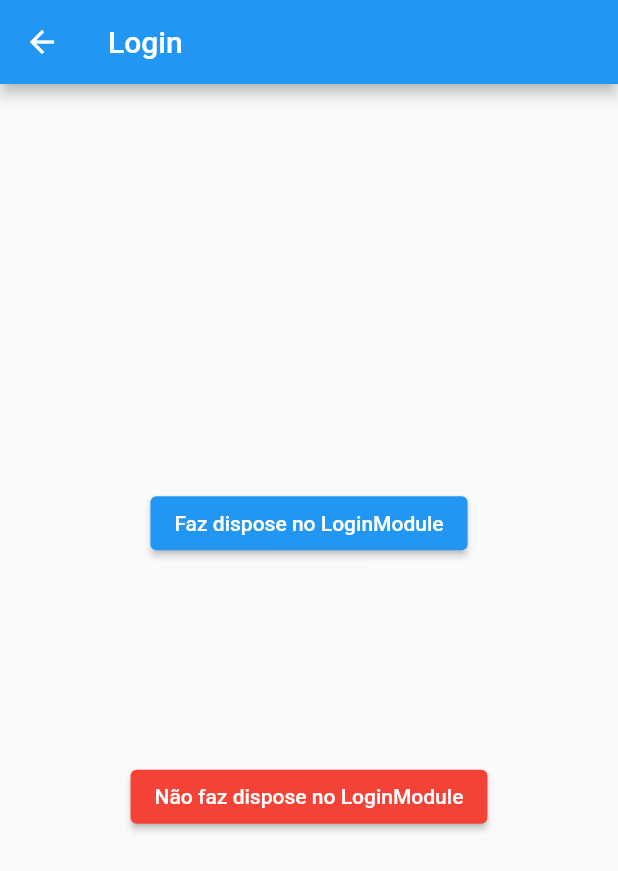
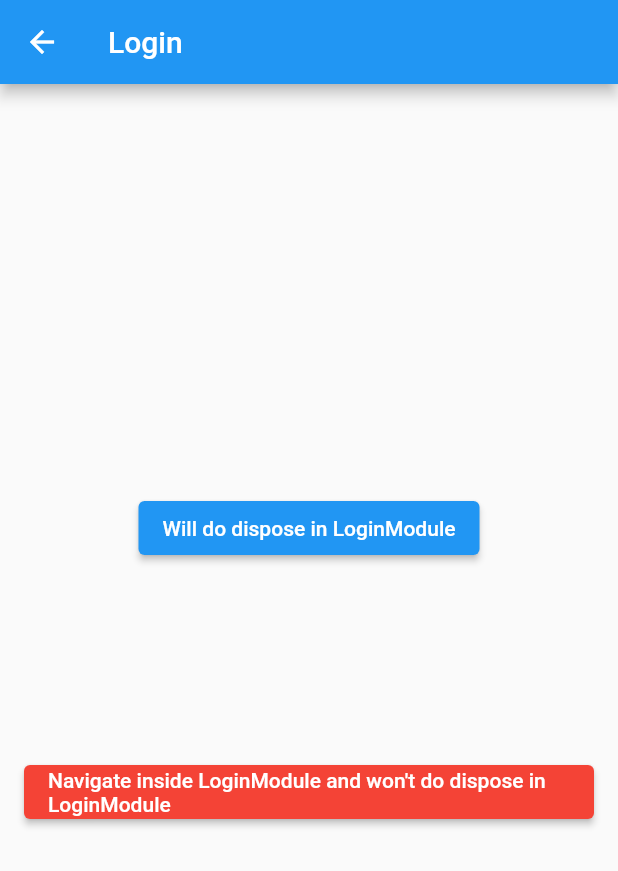
Before and after one commit to evandrmb/modular_without_login_dispose, a Flutter app: the LoginPage screen opened by its route, on a phone screen of 412 x 824 dp. Shown: the top 871 px of the screen. Run offline on Flutter 3.47's test engine with Material 2 defaults, Android fonts, the phone set to English and light mode, and no system bars; our stand-ins replace flutter_modular, mobx; generated files the repository leaves out were written again.

Commit message:
Updated language in texts

```diff
--- a/lib/app/modules/home/home_page.dart
+++ b/lib/app/modules/home/home_page.dart
@@ -24,7 +24,7 @@ class _HomePageState extends ModularState<HomePage, HomeController> {
             onPressed: () {
               controller.logout();
             },
-            child: Text('Deslogar')),
+            child: Text('Logout')),
       ),
     );
   }
--- a/lib/app/modules/login/login_page.dart
+++ b/lib/app/modules/login/login_page.dart
@@ -21,6 +21,8 @@ class _LoginPageState extends ModularState<LoginPage, LoginController> {
         title: Text(widget.title),
       ),
       body: Center(
+        child: Padding(
+          padding: const EdgeInsets.all(16.0),
           child: Column(
             mainAxisAlignment: MainAxisAlignment.center,
             children: <Widget>[
@@ -31,7 +33,7 @@ class _LoginPageState extends ModularState<LoginPage, LoginController> {
                 onPressed: () {
                   Modular.to.pushReplacementNamed('/home');
                 },
-              child: Text('Faz dispose no LoginModule'),
+                child: Text('Will do dispose in LoginModule'),
               ),
               Spacer(),
               ElevatedButton(
@@ -40,7 +42,8 @@ class _LoginPageState extends ModularState<LoginPage, LoginController> {
                 onPressed: () {
                   Modular.link.pushNamed('/signup');
                 },
-              child: Text('Não faz dispose no LoginModule'),
+                child: Text(
+                    'Navigate inside LoginModule and won\'t do dispose in LoginModule'),
               ),
               Spacer(
                 flex: 2,
@@ -48,6 +51,7 @@ class _LoginPageState extends ModularState<LoginPage, LoginController> {
             ],
           ),
         ),
+      ),
     );
   }
 }
--- a/lib/app/modules/login/sign_up_page.dart
+++ b/lib/app/modules/login/sign_up_page.dart
@@ -1,6 +1,5 @@
 import 'package:flutter/material.dart';
 import 'package:flutter_modular/flutter_modular.dart';
-import 'package:teste_modular_codegen/app/modules/login/login_controller.dart';
 
 class SignUpPage extends StatelessWidget {
   @override
@@ -16,7 +15,7 @@ class SignUpPage extends StatelessWidget {
           onPressed: () {
             Modular.to.pushReplacementNamed('/home');
           },
-          child: Text('Navega para home e não faz dispose do LoginModule'),
+          child: Text('Navigate to home won\'t do dispose in LoginModule'),
         ),
       ),
     );
```
Lines whose indentation alone changed are shown as unchanged.
